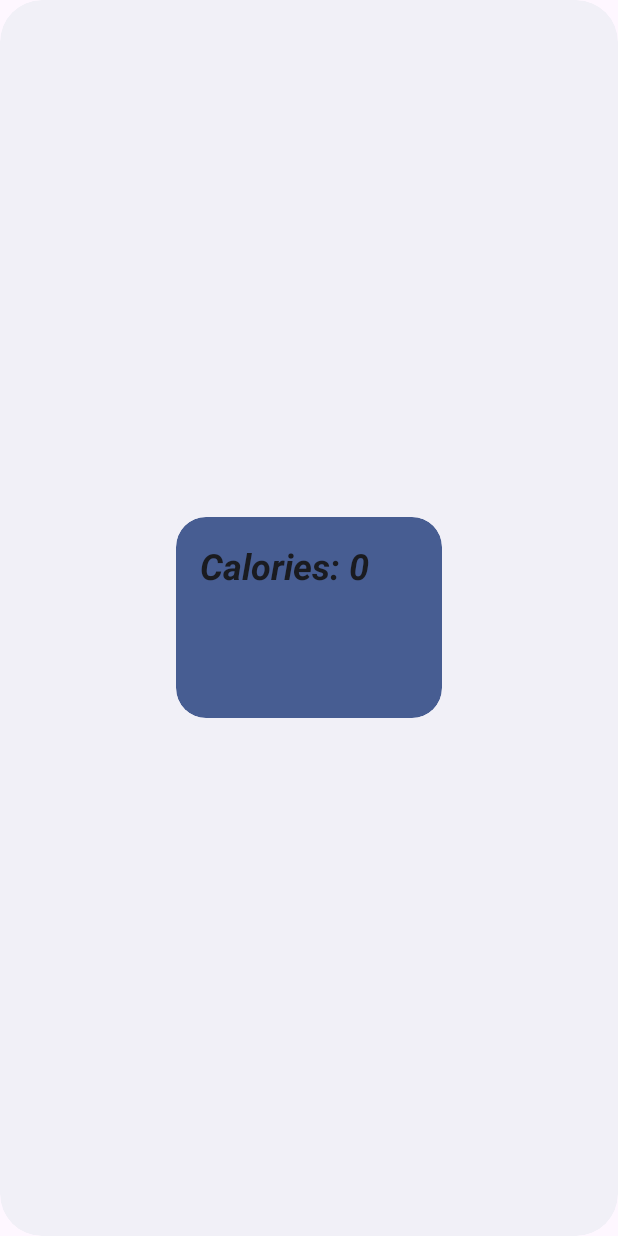
After one commit to LeoBurke3/309project, an Android app: the layout calories_widget.xml on its own in the app's theme, with its tools: preview values and no code run, on a phone screen of 412 x 824 dp. The commit adds this screen. Run offline under Robolectric (Android 15) with nearby library versions, the phone set to English and light mode, and no system bars.

Commit message:
widget added ui only.

```diff
--- a/app/build.gradle.kts
+++ b/app/build.gradle.kts
@@ -26,6 +26,9 @@ android {
         sourceCompatibility = JavaVersion.VERSION_1_8
         targetCompatibility = JavaVersion.VERSION_1_8
     }
+    buildFeatures {
+        viewBinding = true
+    }
 }
 
 dependencies {
--- /dev/null
+++ b/app/src/main/res/drawable-v21/app_widget_background.xml
@@ -0,0 +1,10 @@
+<?xml version="1.0" encoding="utf-8"?><!--
+Background for widgets to make the rounded corners based on the
+appWidgetRadius attribute value
+-->
+<shape xmlns:android="http://schemas.android.com/apk/res/android"
+    android:shape="rectangle">
+
+    <corners android:radius="?attr/appWidgetRadius" />
+    <solid android:color="?android:attr/colorBackground" />
+</shape>
--- /dev/null
+++ b/app/src/main/res/drawable-v21/app_widget_inner_view_background.xml
@@ -0,0 +1,10 @@
+<?xml version="1.0" encoding="utf-8"?><!--
+Background for views inside widgets to make the rounded corners based on the
+appWidgetInnerRadius attribute value
+-->
+<shape xmlns:android="http://schemas.android.com/apk/res/android"
+    android:shape="rectangle">
+
+    <corners android:radius="?attr/appWidgetInnerRadius" />
+    <solid android:color="?android:attr/colorAccent" />
+</shape>
--- /dev/null
+++ b/app/src/main/res/layout/calories_widget.xml
@@ -0,0 +1,24 @@
+<RelativeLayout xmlns:android="http://schemas.android.com/apk/res/android"
+    style="@style/Widget._309projectLeo.AppWidget.Container"
+    android:layout_width="match_parent"
+    android:layout_height="match_parent"
+    android:theme="@style/Theme._309projectLeo.AppWidgetContainer">
+
+    <TextView
+        android:id="@+id/appwidget_text"
+        style="@style/Widget._309projectLeo.AppWidget.InnerView"
+        android:layout_width="177dp"
+        android:layout_height="134dp"
+        android:layout_centerInParent="true"
+        android:layout_marginStart="8dp"
+        android:layout_marginLeft="8dp"
+        android:layout_marginTop="8dp"
+        android:layout_marginEnd="8dp"
+        android:layout_marginRight="8dp"
+        android:layout_marginBottom="8dp"
+        android:contentDescription="@string/appwidget_text"
+        android:text="Calories: 0"
+        android:textSize="24sp"
+        android:textStyle="bold|italic" />
+
+</RelativeLayout>
--- /dev/null
+++ b/app/src/main/res/values-night-v31/themes.xml
@@ -0,0 +1,10 @@
+<?xml version="1.0" encoding="utf-8"?>
+<resources>
+    <!--
+    Having themes.xml for night-v31 because of the priority order of the resource qualifiers.
+    -->
+    <style name="Theme._309projectLeo.AppWidgetContainerParent" parent="@android:style/Theme.DeviceDefault.DayNight">
+        <item name="appWidgetRadius">@android:dimen/system_app_widget_background_radius</item>
+        <item name="appWidgetInnerRadius">@android:dimen/system_app_widget_inner_radius</item>
+    </style>
+</resources>
--- /dev/null
+++ b/app/src/main/res/values-v21/styles.xml
@@ -0,0 +1,14 @@
+<resources>
+
+    <style name="Widget._309projectLeo.AppWidget.Container" parent="android:Widget">
+        <item name="android:id">@android:id/background</item>
+        <item name="android:padding">?attr/appWidgetPadding</item>
+        <item name="android:background">@drawable/app_widget_background</item>
+    </style>
+
+    <style name="Widget._309projectLeo.AppWidget.InnerView" parent="android:Widget">
+        <item name="android:padding">?attr/appWidgetPadding</item>
+        <item name="android:background">@drawable/app_widget_inner_view_background</item>
+        <item name="android:textColor">?android:attr/textColorPrimary</item>
+    </style>
+</resources>
--- /dev/null
+++ b/app/src/main/res/values-v31/styles.xml
@@ -0,0 +1,16 @@
+<resources>
+
+    <style name="Widget._309projectLeo.AppWidget.Container" parent="android:Widget">
+        <item name="android:id">@android:id/background</item>
+        <item name="android:padding">?attr/appWidgetPadding</item>
+        <item name="android:background">@drawable/app_widget_background</item>
+        <item name="android:clipToOutline">true</item>
+    </style>
+
+    <style name="Widget._309projectLeo.AppWidget.InnerView" parent="android:Widget">
+        <item name="android:padding">?attr/appWidgetPadding</item>
+        <item name="android:background">@drawable/app_widget_inner_view_background</item>
+        <item name="android:textColor">?android:attr/textColorPrimary</item>
+        <item name="android:clipToOutline">true</item>
+    </style>
+</resources>
--- /dev/null
+++ b/app/src/main/res/values-v31/themes.xml
@@ -0,0 +1,11 @@
+<?xml version="1.0" encoding="utf-8"?>
+<resources>
+    <!--
+    Having themes.xml for v31 variant because @android:dimen/system_app_widget_background_radius
+     and @android:dimen/system_app_widget_internal_padding requires API level 31
+    -->
+    <style name="Theme._309projectLeo.AppWidgetContainerParent" parent="@android:style/Theme.DeviceDefault.DayNight">
+        <item name="appWidgetRadius">@android:dimen/system_app_widget_background_radius</item>
+        <item name="appWidgetInnerRadius">@android:dimen/system_app_widget_inner_radius</item>
+    </style>
+</resources>
--- a/app/src/main/res/values/colors.xml
+++ b/app/src/main/res/values/colors.xml
@@ -5,4 +5,8 @@
     <color name="colorMain">#FBFCFC</color>
     <color name="colorSecond">#FFFF8F</color>
     <color name="colorMainDark">#D0D3D4</color>
+    <color name="light_blue_50">#FFE1F5FE</color>
+    <color name="light_blue_200">#FF81D4FA</color>
+    <color name="light_blue_600">#FF039BE5</color>
+    <color name="light_blue_900">#FF01579B</color>
 </resources>
--- a/app/src/main/res/values/strings.xml
+++ b/app/src/main/res/values/strings.xml
@@ -1,5 +1,8 @@
 <resources>
-    <string name="app_name">309project-Leo</string>
+    <string name="app_name">Macromate</string>
     <!-- TODO: Remove or change this placeholder text -->
     <string name="hello_blank_fragment">Hello blank fragment</string>
+    <string name="appwidget_text">Calories</string>
+    <string name="add_widget">Add widget</string>
+    <string name="app_widget_description">Track your calories without even opening the app!</string>
 </resources>
--- /dev/null
+++ b/app/src/main/res/values/styles.xml
@@ -0,0 +1,12 @@
+<resources>
+
+    <style name="Widget._309projectLeo.AppWidget.Container" parent="android:Widget">
+        <item name="android:id">@android:id/background</item>
+        <item name="android:background">?android:attr/colorBackground</item>
+    </style>
+
+    <style name="Widget._309projectLeo.AppWidget.InnerView" parent="android:Widget">
+        <item name="android:background">?android:attr/colorBackground</item>
+        <item name="android:textColor">?android:attr/textColorPrimary</item>
+    </style>
+</resources>
--- a/app/src/main/res/values/themes.xml
+++ b/app/src/main/res/values/themes.xml
@@ -8,4 +8,19 @@
     </style>
 
     <style name="Theme._309projectLeo" parent="Base.Theme._309projectLeo" />
+
+    <style name="Theme._309projectLeo.AppWidgetContainerParent" parent="@android:style/Theme.DeviceDefault">
+        <!-- Radius of the outer bound of widgets to make the rounded corners -->
+        <item name="appWidgetRadius">16dp</item>
+        <!--
+        Radius of the inner view's bound of widgets to make the rounded corners.
+        It needs to be 8dp or less than the value of appWidgetRadius
+        -->
+        <item name="appWidgetInnerRadius">8dp</item>
+    </style>
+
+    <style name="Theme._309projectLeo.AppWidgetContainer" parent="Theme._309projectLeo.AppWidgetContainerParent">
+        <!-- Apply padding to avoid the content of the widget colliding with the rounded corners -->
+        <item name="appWidgetPadding">16dp</item>
+    </style>
 </resources>
```
Also changed, not shown: app/src/main/AndroidManifest.xml (+12 -0 lines), app/src/main/java/com/example/a309project_leo/CaloriesWidget.java (added, +48 -0 lines), app/src/main/res/layout/first_fragment.xml (+7 -4 lines), app/src/main/res/values/attrs.xml (added, +7 -0 lines), app/src/main/res/values/dimens.xml (added, +10 -0 lines), app/src/main/res/xml/calories_widget_info.xml (added, +14 -0 lines), app/src/main/res/drawable-nodpi/example_appwidget_preview.png (added).
